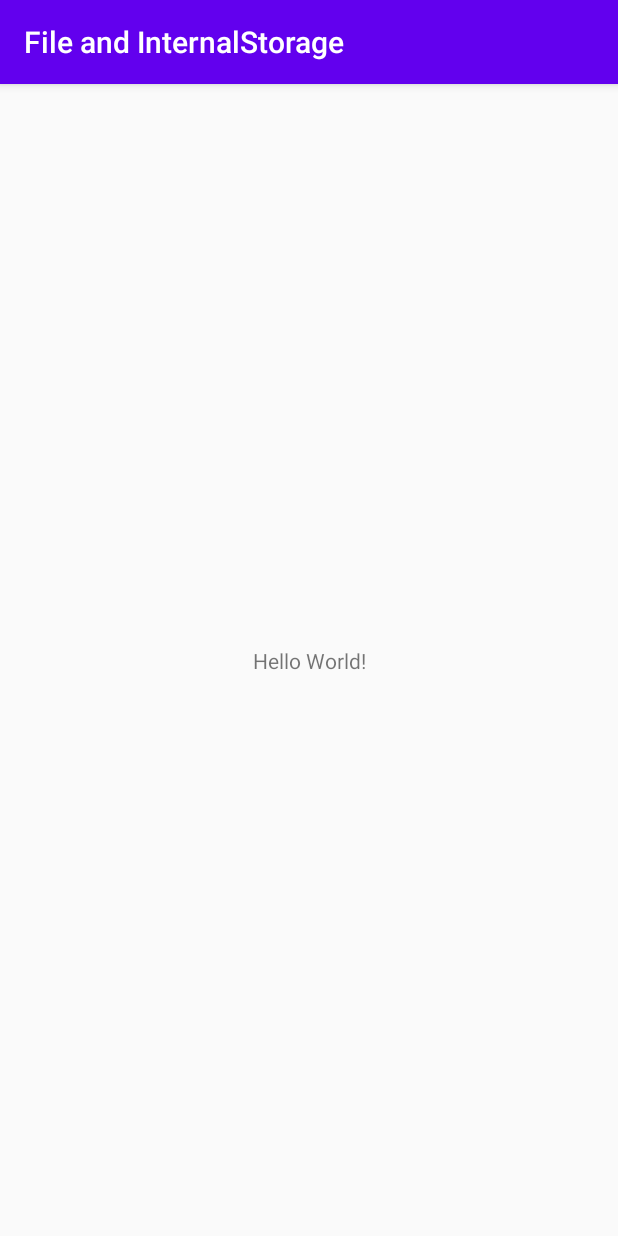
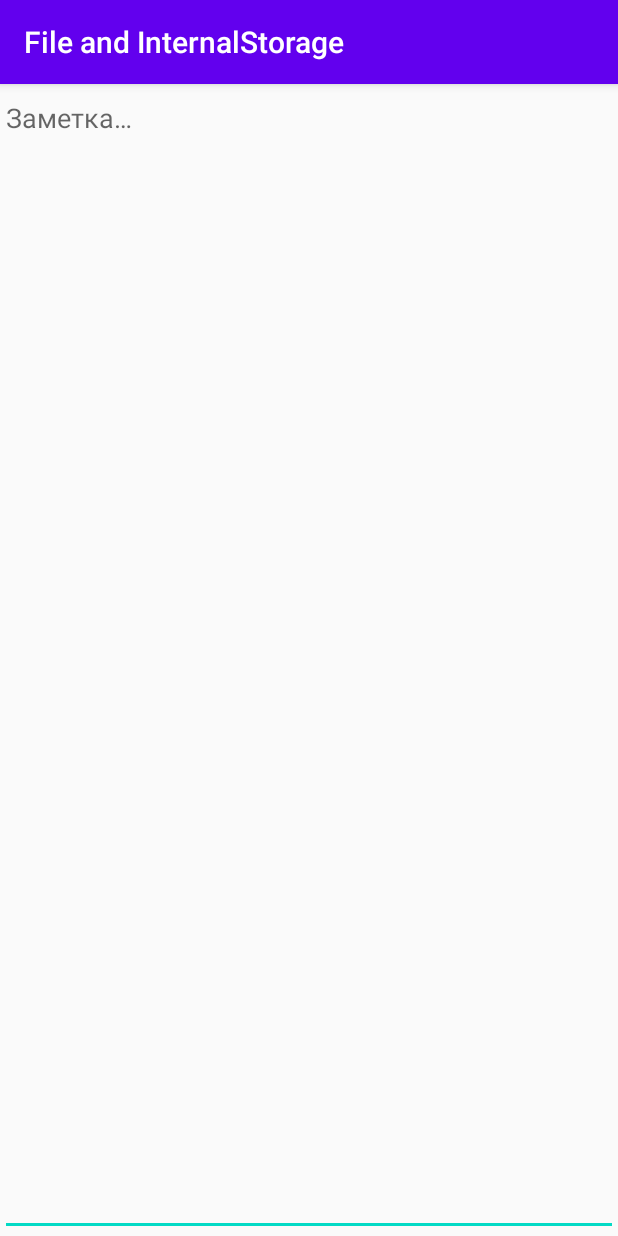
Before and after one commit to MrBooroondook/File_and_InternalStorage, an Android app: the screen it shows after launch (MainActivity), on a phone screen of 412 x 824 dp. Run offline under Robolectric (Android 15) with nearby library versions, the phone set to English and light mode, and no system bars.

Commit message:
Add MainActivity and MainFragment

```diff
--- a/app/src/main/java/mr/booroondook/file_and_internalstorage/MainActivity.java
+++ b/app/src/main/java/mr/booroondook/file_and_internalstorage/MainActivity.java
@@ -9,6 +9,9 @@ public class MainActivity extends AppCompatActivity {
     @Override
     protected void onCreate(Bundle savedInstanceState) {
         super.onCreate(savedInstanceState);
-        setContentView(R.layout.activity_main);
+        if (getSupportFragmentManager().findFragmentById(android.R.id.content) == null) {
+            getSupportFragmentManager().beginTransaction().add(android.R.id.content,
+                    new MainFragment()).commit();
+        }
     }
 }
--- /dev/null
+++ b/app/src/main/java/mr/booroondook/file_and_internalstorage/MainFragment.java
@@ -0,0 +1,123 @@
+package mr.booroondook.file_and_internalstorage;
+
+import android.annotation.SuppressLint;
+import android.os.AsyncTask;
+import android.os.Bundle;
+import android.util.Log;
+import android.view.LayoutInflater;
+import android.view.View;
+import android.view.ViewGroup;
+import android.widget.EditText;
+
+import androidx.annotation.NonNull;
+import androidx.annotation.Nullable;
+import androidx.fragment.app.Fragment;
+
+import java.io.BufferedReader;
+import java.io.File;
+import java.io.FileReader;
+import java.io.FileWriter;
+import java.io.IOException;
+import java.util.Objects;
+
+public class MainFragment extends Fragment {
+    private static final String FILE_NAME = "note";
+
+    private EditText editText;
+    private File file;
+    private LoadFileTask loadFileTask;
+    private boolean isLoaded = false;
+
+    @Override
+    public void onCreate(@Nullable Bundle savedInstanceState) {
+        super.onCreate(savedInstanceState);
+        setRetainInstance(true);
+        file = new File(Objects.requireNonNull(getContext()).getFilesDir(), FILE_NAME);
+    }
+
+    @Nullable
+    @Override
+    public View onCreateView(@NonNull LayoutInflater inflater,
+                             @Nullable ViewGroup container,
+                             @Nullable Bundle savedInstanceState) {
+        View view = inflater.inflate(R.layout.fragment_main, container, false);
+        editText = view.findViewById(R.id.editNote);
+        return view;
+    }
+
+    @Override
+    public void onViewCreated(@NonNull View view, @Nullable Bundle savedInstanceState) {
+        super.onViewCreated(view, savedInstanceState);
+        if (!isLoaded) {
+            loadFileTask = new LoadFileTask();
+            loadFileTask.executeOnExecutor(AsyncTask.THREAD_POOL_EXECUTOR, file);
+        }
+    }
+
+    @Override
+    public void onPause() {
+        if (isLoaded) {
+            new FileSaveThread(editText.getText().toString(), file).start();
+        }
+        super.onPause();
+    }
+
+    @Override
+    public void onDestroy() {
+        if (loadFileTask != null) {
+            loadFileTask.cancel(false);
+        }
+        super.onDestroy();
+    }
+
+    @SuppressLint("StaticFieldLeak")
+    private class LoadFileTask extends AsyncTask<File, Void, String> {
+
+        @Override
+        protected String doInBackground(File... files) {
+            String fileContent = "";
+            if (files[0].exists()) {
+                StringBuilder builder = new StringBuilder();
+                try (BufferedReader reader = new BufferedReader(new FileReader(files[0]))) {
+                    String s = reader.readLine();
+                    while (s != null) {
+                        builder.append(s);
+                        builder.append("\n");
+                        s = reader.readLine();
+                    }
+                    fileContent = builder.toString();
+                } catch (IOException e) {
+                    Log.e(getClass().getSimpleName(), "File reading exception", e);
+                }
+            }
+            return fileContent;
+        }
+
+        @Override
+        protected void onPostExecute(String s) {
+            editText.setText(s);
+            isLoaded = true;
+            loadFileTask = null;
+        }
+    }
+
+    private static class FileSaveThread extends Thread {
+        private final String content;
+        private final File file;
+
+        FileSaveThread(String content, File file) {
+            this.content = content;
+            this.file = file;
+        }
+
+        @Override
+        public void run() {
+            try (FileWriter writer = new FileWriter(file)) {
+                writer.write(content);
+                writer.flush();
+            } catch (IOException e) {
+                Log.e(getClass().getSimpleName(), "File writing Exception", e);
+            }
+        }
+    }
+}
--- a/app/src/main/res/layout/activity_main.xml
+++ /dev/null
@@ -1,18 +0,0 @@
-<?xml version="1.0" encoding="utf-8"?>
-<androidx.constraintlayout.widget.ConstraintLayout xmlns:android="http://schemas.android.com/apk/res/android"
-    xmlns:app="http://schemas.android.com/apk/res-auto"
-    xmlns:tools="http://schemas.android.com/tools"
-    android:layout_width="match_parent"
-    android:layout_height="match_parent"
-    tools:context=".MainActivity">
-
-    <TextView
-        android:layout_width="wrap_content"
-        android:layout_height="wrap_content"
-        android:text="Hello World!"
-        app:layout_constraintBottom_toBottomOf="parent"
-        app:layout_constraintLeft_toLeftOf="parent"
-        app:layout_constraintRight_toRightOf="parent"
-        app:layout_constraintTop_toTopOf="parent" />
-
-</androidx.constraintlayout.widget.ConstraintLayout>
--- /dev/null
+++ b/app/src/main/res/layout/fragment_main.xml
@@ -0,0 +1,9 @@
+<?xml version="1.0" encoding="utf-8"?>
+<EditText xmlns:android="http://schemas.android.com/apk/res/android"
+    android:id="@+id/editNote"
+    android:layout_width="match_parent"
+    android:layout_height="match_parent"
+    android:inputType="textMultiLine"
+    android:gravity="top"
+    android:hint="@string/note"
+    android:importantForAutofill="no" />
--- a/app/src/main/res/values/strings.xml
+++ b/app/src/main/res/values/strings.xml
@@ -1,3 +1,4 @@
 <resources>
     <string name="app_name">File and InternalStorage</string>
+    <string name="note">Заметка…</string>
 </resources>
```
